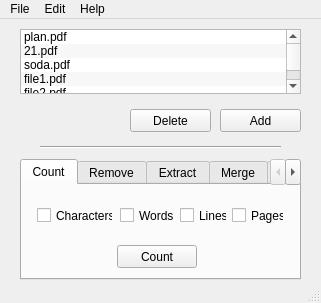
Peyala/PDFTool, file resources/frames/anotherGUI.ui: the form before one commit.
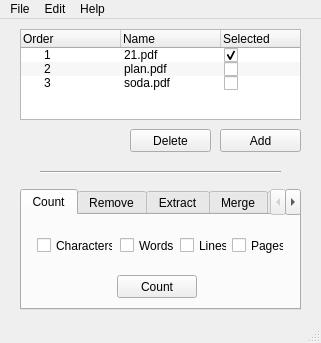
The form after the commit. The open tabs and pages were chosen to show the change. Icons and pictures are not drawn.

Commit message: TreeView + script for debugging

Patch:
```diff
--- a/resources/frames/anotherGUI.ui
+++ b/resources/frames/anotherGUI.ui
@@ -7,19 +7,19 @@
     <x>0</x>
     <y>0</y>
     <width>321</width>
-    <height>303</height>
+    <height>343</height>
    </rect>
   </property>
   <property name="minimumSize">
    <size>
     <width>321</width>
-    <height>303</height>
+    <height>343</height>
    </size>
   </property>
   <property name="maximumSize">
    <size>
     <width>321</width>
-    <height>303</height>
+    <height>343</height>
    </size>
   </property>
   <property name="windowTitle">
@@ -37,7 +37,7 @@
     <property name="geometry">
      <rect>
       <x>20</x>
-      <y>140</y>
+      <y>170</y>
       <width>281</width>
       <height>121</height>
      </rect>
@@ -291,87 +291,11 @@
      </widget>
     </widget>
    </widget>
-   <widget class="QListWidget" name="pdfListWidget">
-    <property name="geometry">
-     <rect>
-      <x>20</x>
-      <y>10</y>
-      <width>281</width>
-      <height>65</height>
-     </rect>
-    </property>
-    <property name="focusPolicy">
-     <enum>Qt::NoFocus</enum>
-    </property>
-    <property name="alternatingRowColors">
-     <bool>true</bool>
-    </property>
-    <property name="selectionMode">
-     <enum>QAbstractItemView::MultiSelection</enum>
-    </property>
-    <property name="selectionBehavior">
-     <enum>QAbstractItemView::SelectItems</enum>
-    </property>
-    <item>
-     <property name="text">
-      <string>plan.pdf</string>
-     </property>
-     <property name="icon">
-      <iconset>
-       <normaloff>../img/pdf_icon.png</normaloff>../img/pdf_icon.png</iconset>
-     </property>
-    </item>
-    <item>
-     <property name="text">
-      <string>21.pdf</string>
-     </property>
-     <property name="icon">
-      <iconset>
-       <normaloff>../img/pdf_icon.png</normaloff>../img/pdf_icon.png</iconset>
-     </property>
-    </item>
-    <item>
-     <property name="text">
-      <string>soda.pdf</string>
-     </property>
-     <property name="icon">
-      <iconset>
-       <normaloff>../img/pdf_icon.png</normaloff>../img/pdf_icon.png</iconset>
-     </property>
-    </item>
-    <item>
-     <property name="text">
-      <string>file1.pdf</string>
-     </property>
-     <property name="icon">
-      <iconset>
-       <normaloff>../img/pdf_icon.png</normaloff>../img/pdf_icon.png</iconset>
-     </property>
-    </item>
-    <item>
-     <property name="text">
-      <string>file2.pdf</string>
-     </property>
-     <property name="icon">
-      <iconset>
-       <normaloff>../img/pdf_icon.png</normaloff>../img/pdf_icon.png</iconset>
-     </property>
-    </item>
-    <item>
-     <property name="text">
-      <string>file3.pdf</string>
-     </property>
-     <property name="icon">
-      <iconset>
-       <normaloff>../img/pdf_icon.png</normaloff>../img/pdf_icon.png</iconset>
-     </property>
-    </item>
-   </widget>
    <widget class="QPushButton" name="addButton">
     <property name="geometry">
      <rect>
       <x>220</x>
-      <y>90</y>
+      <y>110</y>
       <width>81</width>
       <height>23</height>
      </rect>
@@ -384,7 +308,7 @@
     <property name="geometry">
      <rect>
       <x>130</x>
-      <y>90</y>
+      <y>110</y>
       <width>81</width>
       <height>23</height>
      </rect>
@@ -397,7 +321,7 @@
     <property name="geometry">
      <rect>
       <x>40</x>
-      <y>120</y>
+      <y>145</y>
       <width>241</width>
       <height>16</height>
      </rect>
@@ -406,6 +330,148 @@
      <enum>Qt::Horizontal</enum>
     </property>
    </widget>
+   <widget class="QTreeWidget" name="pdfTreeWidget">
+    <property name="geometry">
+     <rect>
+      <x>20</x>
+      <y>10</y>
+      <width>281</width>
+      <height>91</height>
+     </rect>
+    </property>
+    <property name="sizePolicy">
+     <sizepolicy hsizetype="Expanding" vsizetype="Expanding">
+      <horstretch>0</horstretch>
+      <verstretch>0</verstretch>
+     </sizepolicy>
+    </property>
+    <property name="focusPolicy">
+     <enum>Qt::NoFocus</enum>
+    </property>
+    <property name="contextMenuPolicy">
+     <enum>Qt::PreventContextMenu</enum>
+    </property>
+    <property name="acceptDrops">
+     <bool>true</bool>
+    </property>
+    <property name="horizontalScrollBarPolicy">
+     <enum>Qt::ScrollBarAlwaysOff</enum>
+    </property>
+    <property name="sizeAdjustPolicy">
+     <enum>QAbstractScrollArea::AdjustToContentsOnFirstShow</enum>
+    </property>
+    <property name="autoScroll">
+     <bool>false</bool>
+    </property>
+    <property name="dragEnabled">
+     <bool>false</bool>
+    </property>
+    <property name="dragDropOverwriteMode">
+     <bool>false</bool>
+    </property>
+    <property name="dragDropMode">
+     <enum>QAbstractItemView::DragDrop</enum>
+    </property>
+    <property name="defaultDropAction">
+     <enum>Qt::MoveAction</enum>
+    </property>
+    <property name="alternatingRowColors">
+     <bool>true</bool>
+    </property>
+    <property name="selectionMode">
+     <enum>QAbstractItemView::ExtendedSelection</enum>
+    </property>
+    <property name="selectionBehavior">
+     <enum>QAbstractItemView::SelectRows</enum>
+    </property>
+    <property name="uniformRowHeights">
+     <bool>false</bool>
+    </property>
+    <property name="itemsExpandable">
+     <bool>false</bool>
+    </property>
+    <property name="sortingEnabled">
+     <bool>false</bool>
+    </property>
+    <property name="animated">
+     <bool>false</bool>
+    </property>
+    <property name="wordWrap">
+     <bool>false</bool>
+    </property>
+    <column>
+     <property name="text">
+      <string>Order</string>
+     </property>
+    </column>
+    <column>
+     <property name="text">
+      <string>Name</string>
+     </property>
+    </column>
+    <column>
+     <property name="text">
+      <string>Selected</string>
+     </property>
+    </column>
+    <item>
+     <property name="text">
+      <string>1</string>
+     </property>
+     <property name="text">
+      <string>21.pdf</string>
+     </property>
+     <property name="icon">
+      <iconset>
+       <normaloff>../img/pdf_icon.png</normaloff>../img/pdf_icon.png</iconset>
+     </property>
+     <property name="text">
+      <string/>
+     </property>
+     <property name="textAlignment">
+      <set>AlignCenter</set>
+     </property>
+     <property name="checkState">
+      <enum>Checked</enum>
+     </property>
+    </item>
+    <item>
+     <property name="text">
+      <string>2</string>
+     </property>
+     <property name="text">
+      <string>plan.pdf</string>
+     </property>
+     <property name="icon">
+      <iconset>
+       <normaloff>../img/pdf_icon.png</normaloff>../img/pdf_icon.png</iconset>
+     </property>
+     <property name="text">
+      <string/>
+     </property>
+     <property name="checkState">
+      <enum>Unchecked</enum>
+     </property>
+    </item>
+    <item>
+     <property name="text">
+      <string>3</string>
+     </property>
+     <property name="text">
+      <string>soda.pdf</string>
+     </property>
+     <property name="icon">
+      <iconset>
+       <normaloff>../img/pdf_icon.png</normaloff>../img/pdf_icon.png</iconset>
+     </property>
+     <property name="text">
+      <string/>
+     </property>
+     <property name="checkState">
+      <enum>Unchecked</enum>
+     </property>
+    </item>
+   </widget>
   </widget>
   <widget class="QStatusBar" name="statusbar"/>
   <widget class="QMenuBar" name="menuBar">
```
Left out of the diff: 30 changed lines with no effect on the pictures. The commit also changes 8 other files.
